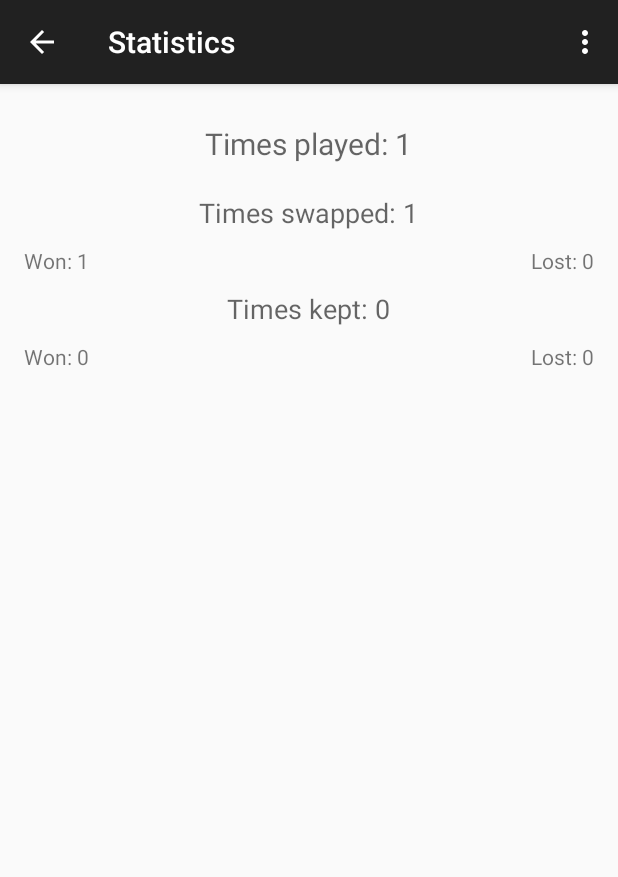
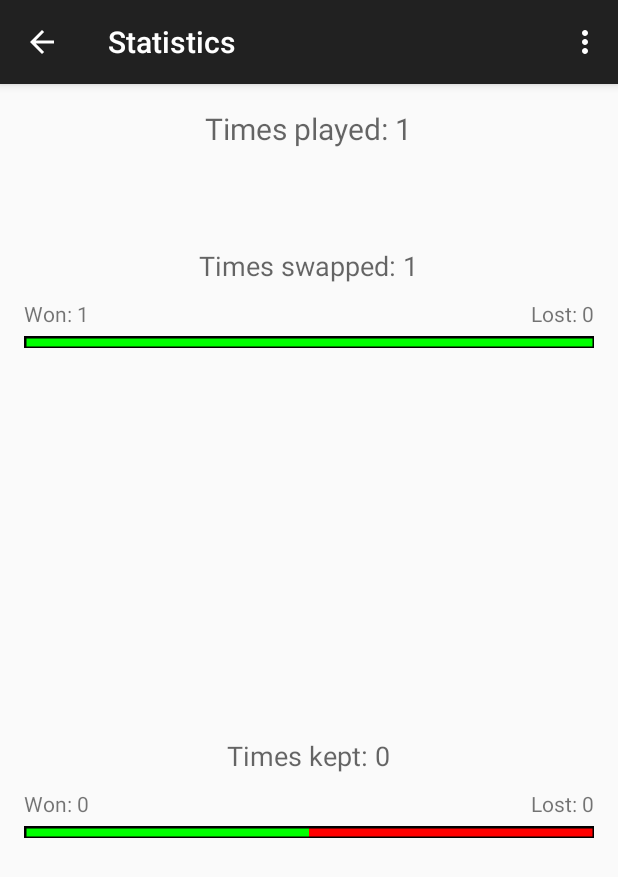
Before and after one commit to difusal/monty-hall-problem, an Android app: the StatisticsActivity screen opened directly, with no data from a screen before it, on a phone screen of 412 x 824 dp. Shown: the top 877 px of the screen. Run offline under Robolectric (Android 15) with nearby library versions, the phone set to English and light mode, and no system bars.

Commit message:
Finished app. Statistics activity completed and graphics are ok.

```diff
--- /dev/null
+++ b/MontyHallProblem/Monty Hall Problem/src/main/java/com/difusal/montyhallproblem/Graph.java
@@ -0,0 +1,55 @@
+package com.difusal.montyhallproblem;
+
+import android.content.Context;
+import android.graphics.Canvas;
+import android.graphics.Color;
+import android.graphics.Paint;
+import android.view.View;
+
+public class Graph extends View {
+    float current, winWidth;
+    double winPer;
+    Paint paint;
+
+    public Graph(Context context, long lhs, long rhs) {
+        super(context);
+        start(lhs, rhs);
+    }
+
+    private void start(long lhs, long rhs) {
+        paint = new Paint();
+
+        current = 0;
+
+        long total = lhs + rhs;
+
+        if (total == 0)
+            winPer = 50;
+        else
+            winPer = 100.0 * lhs / total;
+    }
+
+    public void onDraw(Canvas canvas) {
+        winWidth = (float) (getWidth() * winPer / 100);
+        /*
+        current++;
+        if (winWidth < current)
+            current = winWidth;
+        */
+
+        // fill with red
+        canvas.drawColor(Color.RED);
+
+        // draw green
+        paint.setStyle(Paint.Style.FILL);
+        paint.setStrokeWidth(0);
+        paint.setColor(Color.GREEN);
+        canvas.drawRect(0, 0, winWidth, getHeight(), paint);
+
+        // draw border
+        paint.setStyle(Paint.Style.STROKE);
+        paint.setStrokeWidth(5);
+        paint.setColor(Color.BLACK);
+        canvas.drawRect(0, 0, getWidth() + 1, getHeight() + 1, paint);
+    }
+}
--- a/MontyHallProblem/Monty Hall Problem/src/main/java/com/difusal/montyhallproblem/StatisticsActivity.java
+++ b/MontyHallProblem/Monty Hall Problem/src/main/java/com/difusal/montyhallproblem/StatisticsActivity.java
@@ -11,8 +11,9 @@ import android.view.Menu;
 import android.view.MenuItem;
 import android.view.MotionEvent;
 import android.view.View;
-import android.widget.RelativeLayout;
-import android.widget.ScrollView;
+import android.view.ViewGroup;
+import android.widget.FrameLayout;
+import android.widget.LinearLayout;
 import android.widget.TextView;
 
 public class StatisticsActivity extends ActionBarActivity implements View.OnClickListener {
@@ -41,6 +42,7 @@ public class StatisticsActivity extends ActionBarActivity implements View.OnClic
                     public void onClick(DialogInterface dialog, int id) {
                         logic.resetStatistics();
                         updateTextViews();
+                        updateGraphs();
                     }
                 })
                 .setNegativeButton(R.string.button_no, new DialogInterface.OnClickListener() {
@@ -79,6 +81,31 @@ public class StatisticsActivity extends ActionBarActivity implements View.OnClic
         view.setText(getString(R.string.label_times_kept_and_lost) + " " + Long.toString(logic.nKeepLost));
     }
 
+    public void updateGraphs() {
+        Log.d("StatisticsActivity", "Updating graph views");
+
+        ViewGroup.LayoutParams params;
+        int height = 20; //(int) (findViewById(R.id.swapsRelativeLayout).getHeight() * 0.2);
+
+        // swap stats
+        FrameLayout swapGraphLayout = (FrameLayout) findViewById(R.id.swapGraph);
+        params = swapGraphLayout.getLayoutParams();
+        params.height = height;
+        swapGraphLayout.setLayoutParams(params);
+
+        Graph swapGraph = new Graph(this, logic.nSwapWins, logic.nSwapLost);
+        swapGraphLayout.addView(swapGraph);
+
+        // keep stats
+        FrameLayout keepGraphLayout = (FrameLayout) findViewById(R.id.keepGraph);
+        params = keepGraphLayout.getLayoutParams();
+        params.height = height;
+        keepGraphLayout.setLayoutParams(params);
+
+        Graph keepGraph = new Graph(this, logic.nKeepWins, logic.nKeepLost);
+        keepGraphLayout.addView(keepGraph);
+    }
+
     @Override
     protected void onCreate(Bundle savedInstanceState) {
         Log.i("StatisticsActivity", "onCreate was called");
@@ -88,6 +115,7 @@ public class StatisticsActivity extends ActionBarActivity implements View.OnClic
 
         logic = MainActivity.logic;
         updateTextViews();
+        updateGraphs();
 
         // Gesture detection
         gestureDetector = new GestureDetector(this, new MyGestureDetector());
@@ -101,8 +129,8 @@ public class StatisticsActivity extends ActionBarActivity implements View.OnClic
     }
 
     public void setViewsTouchListeners() {
-        RelativeLayout statisticsRelativeLayout = (RelativeLayout) findViewById(R.id.statisticsRelativeLayout);
-        statisticsRelativeLayout.setOnTouchListener(gestureListener);
+        LinearLayout statisticsLayout = (LinearLayout) findViewById(R.id.statisticsLayout);
+        statisticsLayout.setOnTouchListener(gestureListener);
     }
 
     @Override
--- a/MontyHallProblem/Monty Hall Problem/src/main/res/layout/activity_statistics.xml
+++ b/MontyHallProblem/Monty Hall Problem/src/main/res/layout/activity_statistics.xml
@@ -1,33 +1,30 @@
-<RelativeLayout xmlns:android="http://schemas.android.com/apk/res/android"
+<LinearLayout xmlns:android="http://schemas.android.com/apk/res/android"
     xmlns:tools="http://schemas.android.com/tools"
+    android:id="@+id/statisticsLayout"
     android:layout_width="match_parent"
     android:layout_height="match_parent"
+    android:orientation="vertical"
     android:paddingBottom="@dimen/activity_vertical_margin"
     android:paddingLeft="@dimen/activity_horizontal_margin"
     android:paddingRight="@dimen/activity_horizontal_margin"
     android:paddingTop="@dimen/activity_vertical_margin"
-    tools:context="com.difusal.montyhallproblem.StatisticsActivity"
-    android:id="@+id/statisticsRelativeLayout">
-
-    <LinearLayout
-        android:layout_width="match_parent"
-        android:layout_height="match_parent"
-        android:orientation="vertical">
+    tools:context="com.difusal.montyhallproblem.StatisticsActivity">
 
     <TextView
         android:id="@+id/nPlays"
         android:layout_width="wrap_content"
         android:layout_height="wrap_content"
         android:layout_gravity="center_horizontal"
-            android:padding="10dp"
+        android:layout_weight="0.1"
         android:text="@string/label_times_played"
         android:textAppearance="?android:attr/textAppearanceMedium"
         android:textSize="20dp" />
 
     <RelativeLayout
-            android:id="@+id/relativeLayout"
+        android:id="@+id/swapsRelativeLayout"
         android:layout_width="match_parent"
-            android:layout_height="wrap_content">
+        android:layout_height="wrap_content"
+        android:layout_weight="0.45">
 
         <TextView
             android:id="@+id/nSwaps"
@@ -56,11 +53,19 @@
             android:layout_alignParentRight="true"
             android:layout_below="@+id/nSwaps"
             android:text="@string/label_times_swapped_and_lost" />
+
+        <FrameLayout
+            android:id="@+id/swapGraph"
+            android:layout_width="match_parent"
+            android:layout_height="wrap_content"
+            android:layout_below="@+id/nSwapWins"
+            android:paddingTop="5dp" />
     </RelativeLayout>
 
     <RelativeLayout
         android:layout_width="match_parent"
-            android:layout_height="wrap_content">
+        android:layout_height="wrap_content"
+        android:layout_weight="0.45">
 
         <TextView
             android:id="@+id/nKeeps"
@@ -89,7 +94,14 @@
             android:layout_alignParentRight="true"
             android:layout_below="@+id/nKeeps"
             android:text="@string/label_times_kept_and_lost" />
-        </RelativeLayout>
-    </LinearLayout>
+
+        <FrameLayout
+            android:id="@+id/keepGraph"
+            android:layout_width="match_parent"
+            android:layout_height="wrap_content"
+            android:layout_below="@+id/nKeepWins"
+            android:paddingTop="5dp" />
 
     </RelativeLayout>
+
+</LinearLayout>
```
Lines whose indentation alone changed are shown as unchanged.
